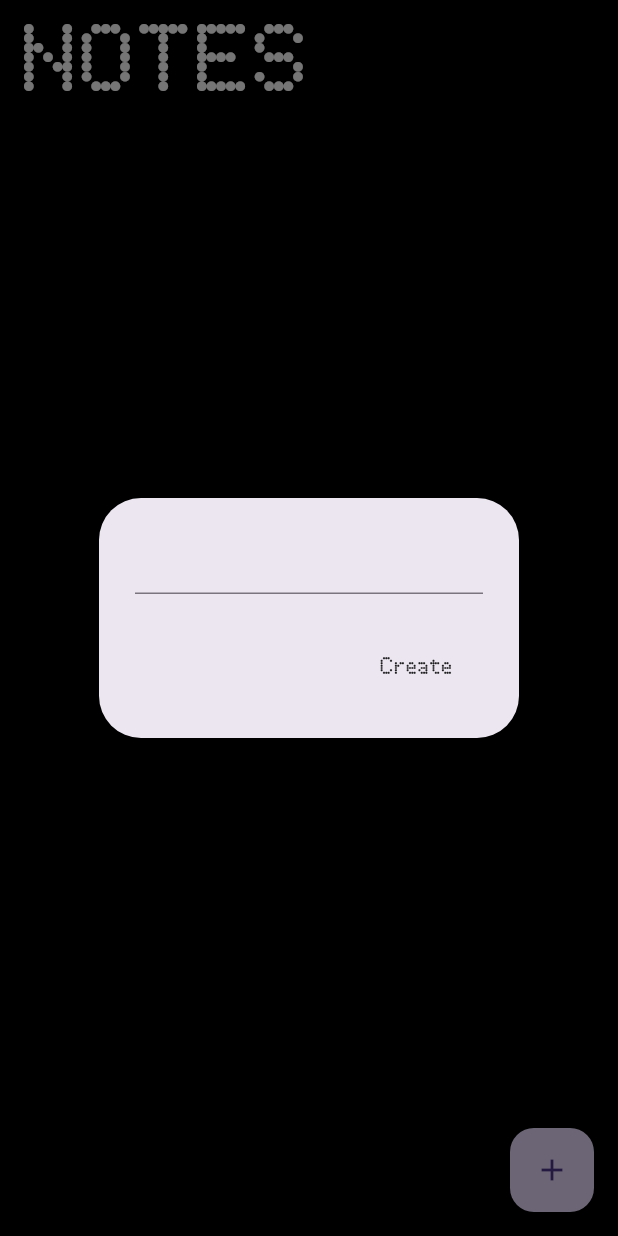
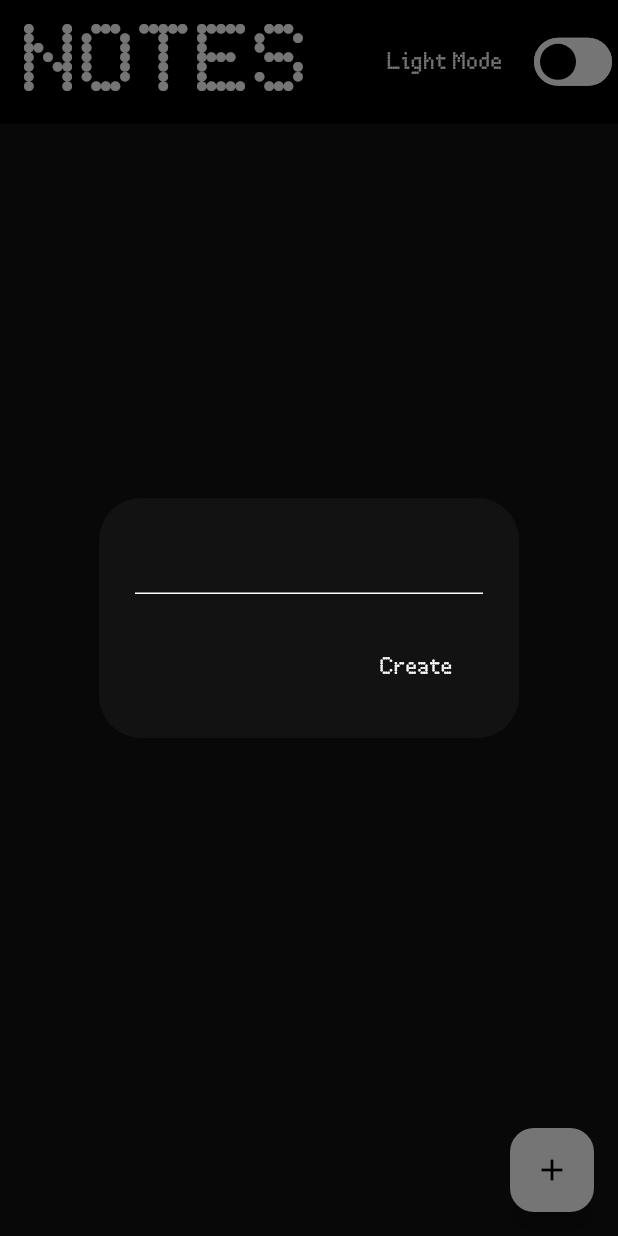
Before and after one commit to SohamDesai1/Nothing-Notes-App, a Flutter app: the screen it shows after launch, after a tap on the "add" icon, on a phone screen of 412 x 824 dp. Run offline on Flutter 3.47's test engine with Material 3 defaults, Android fonts, the phone set to English and light mode, and no system bars; our stand-ins replace flutter_riverpod, go_router, hive_flutter, sizer; accounts and stored records are empty.

Commit message:
style(theme): added light and dark theme

```diff
--- a/lib/main.dart
+++ b/lib/main.dart
@@ -1,8 +1,9 @@
 import 'package:flutter/material.dart';
 import 'package:flutter_riverpod/flutter_riverpod.dart';
-import 'package:n_notes_app/models/note_db.dart';
-import 'package:n_notes_app/routes/routes.dart';
 import 'package:sizer/sizer.dart';
+import 'models/note_db.dart';
+import 'providers/theme.dart';
+import 'routes/routes.dart';
 
 void main() async {
   WidgetsFlutterBinding.ensureInitialized();
@@ -21,19 +22,17 @@ class MainApp extends StatelessWidget {
   Widget build(BuildContext context) {
     return Sizer(
       builder: (_, __, ___) {
-        return MaterialApp.router(
-          debugShowCheckedModeBanner: false,
-          theme: ThemeData(
-            appBarTheme: const AppBarTheme(
-                backgroundColor: Colors.black, foregroundColor: Colors.white),
-            scaffoldBackgroundColor: Colors.black,
-            textTheme: Theme.of(context).textTheme.apply(
-                bodyColor: const Color.fromARGB(255, 255, 255, 255),
-                fontFamily: "Nothing"),
-          ),
-          routeInformationParser: Routes.router.routeInformationParser,
-          routeInformationProvider: Routes.router.routeInformationProvider,
-          routerDelegate: Routes.router.routerDelegate,
+        return Consumer(
+          builder: (context, ref, child) {
+            final theme = ref.watch(themerProvider);
+            return MaterialApp.router(
+              debugShowCheckedModeBanner: false,
+              theme: theme.theme,
+              routeInformationParser: Routes.router.routeInformationParser,
+              routeInformationProvider: Routes.router.routeInformationProvider,
+              routerDelegate: Routes.router.routerDelegate,
+            );
+          },
         );
       },
     );
--- a/lib/screens/home.dart
+++ b/lib/screens/home.dart
@@ -1,4 +1,5 @@
 import 'package:flutter/material.dart';
+import 'package:n_notes_app/providers/theme.dart';
 import 'dart:developer';
 import 'package:sizer/sizer.dart';
 import 'package:flutter_riverpod/flutter_riverpod.dart';
@@ -14,6 +15,7 @@ class Home extends ConsumerStatefulWidget {
 }
 
 class _HomeState extends ConsumerState<Home> {
+  final titlectrl = TextEditingController();
   final textctrl = TextEditingController();
 
   @override
@@ -33,11 +35,12 @@ class _HomeState extends ConsumerState<Home> {
         actions: [
           MaterialButton(
             onPressed: () {
-              ref.read(noteDBProvider).addNote(textctrl.text);
+              ref.read(noteDBProvider).addNote(titlectrl.text, textctrl.text);
               log("CurrNotes:${ref.read(noteDBProvider).notes.toString()}");
               Routes.router.pop();
             },
-            child: const Text("Create"),
+            child:
+                const Text("Create", style: TextStyle(fontFamily: "Nothing")),
           ),
         ],
       ),
@@ -56,11 +59,13 @@ class _HomeState extends ConsumerState<Home> {
         actions: [
           MaterialButton(
             onPressed: () {
-              ref.read(noteDBProvider).updateNote(textctrl.text, note.key);
+              ref
+                  .read(noteDBProvider)
+                  .updateNote(titlectrl.text, textctrl.text, note.key);
               textctrl.clear();
               Routes.router.pop();
             },
-            child: const Text("Edit"),
+            child: const Text("Edit", style: TextStyle(fontFamily: "Nothing")),
           ),
         ],
       ),
@@ -74,12 +79,30 @@ class _HomeState extends ConsumerState<Home> {
   @override
   Widget build(BuildContext context) {
     final notesDB = ref.watch(noteDBProvider);
+    final theme = ref.watch(themerProvider);
     final currNotes = notesDB.notes;
 
     return Scaffold(
       appBar: AppBar(
         toolbarHeight: 10.h,
-        title: Text("NOTES", style: TextStyle(fontSize: 7.h)),
+        title: Text("NOTES",
+            style: TextStyle(fontSize: 7.h, fontFamily: "Nothing")),
+        actions: [
+          theme.dark
+              ? const Text("Dark Mode", style: TextStyle(fontFamily: "Nothing"))
+              : const Text("Light Mode",
+                  style: TextStyle(fontFamily: "Nothing")),
+          SizedBox(
+            width: 4.w,
+          ),
+          Switch(
+              activeThumbImage: const AssetImage("assets/dark.png"),
+              inactiveThumbImage: const AssetImage("assets/light.png"),
+              value: theme.dark,
+              onChanged: (bool value) {
+                theme.toggleTheme();
+              })
+        ],
       ),
       floatingActionButton: FloatingActionButton(
         onPressed: createNote,
@@ -87,7 +110,10 @@ class _HomeState extends ConsumerState<Home> {
       ),
       body: currNotes.isEmpty
           ? const Center(
-              child: Text("No notes available"),
+              child: Text(
+                "No notes available",
+                style: TextStyle(fontFamily: "Nothing"),
+              ),
             )
           : ListView.builder(
               itemCount: currNotes.length,
@@ -96,7 +122,8 @@ class _HomeState extends ConsumerState<Home> {
                 return ListTile(
                   title: Text(
                     note.text,
-                    style: const TextStyle(color: Colors.white),
+                    style: const TextStyle(
+                        color: Colors.white, fontFamily: "Nothing"),
                   ),
                   trailing: Row(
                     mainAxisSize: MainAxisSize.min,
```
Also changed, not shown: lib/providers/theme.dart (added, +28 -0 lines), lib/themes/dark.dart (added, +24 -0 lines), lib/themes/light.dart (added, +23 -0 lines).
